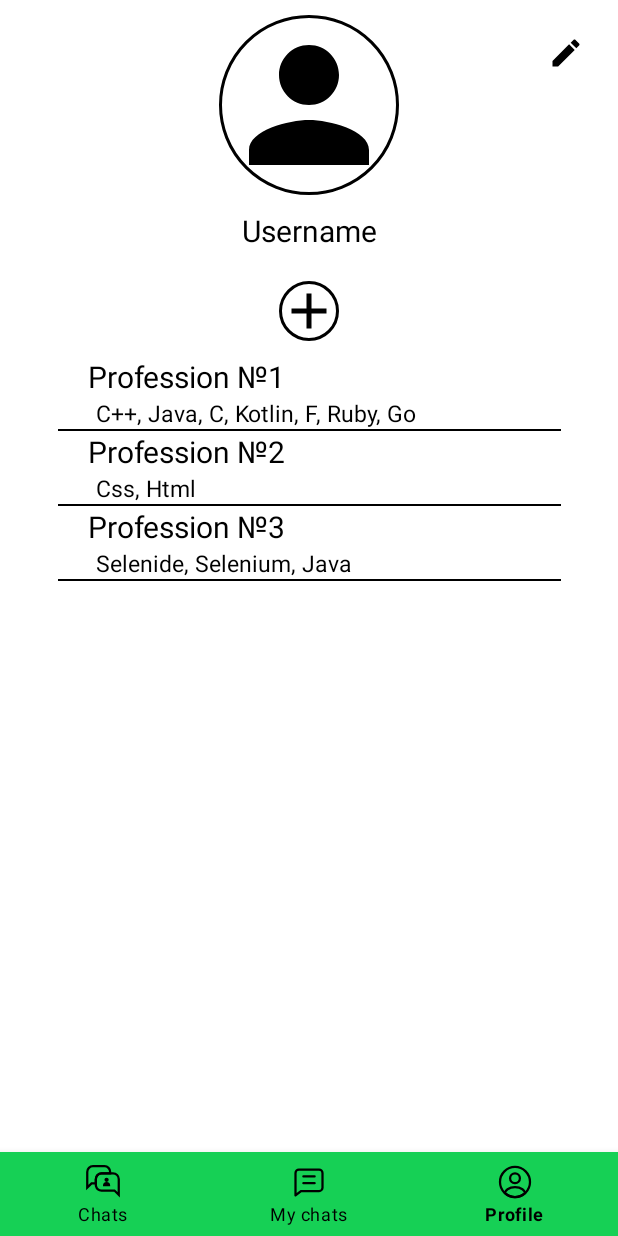
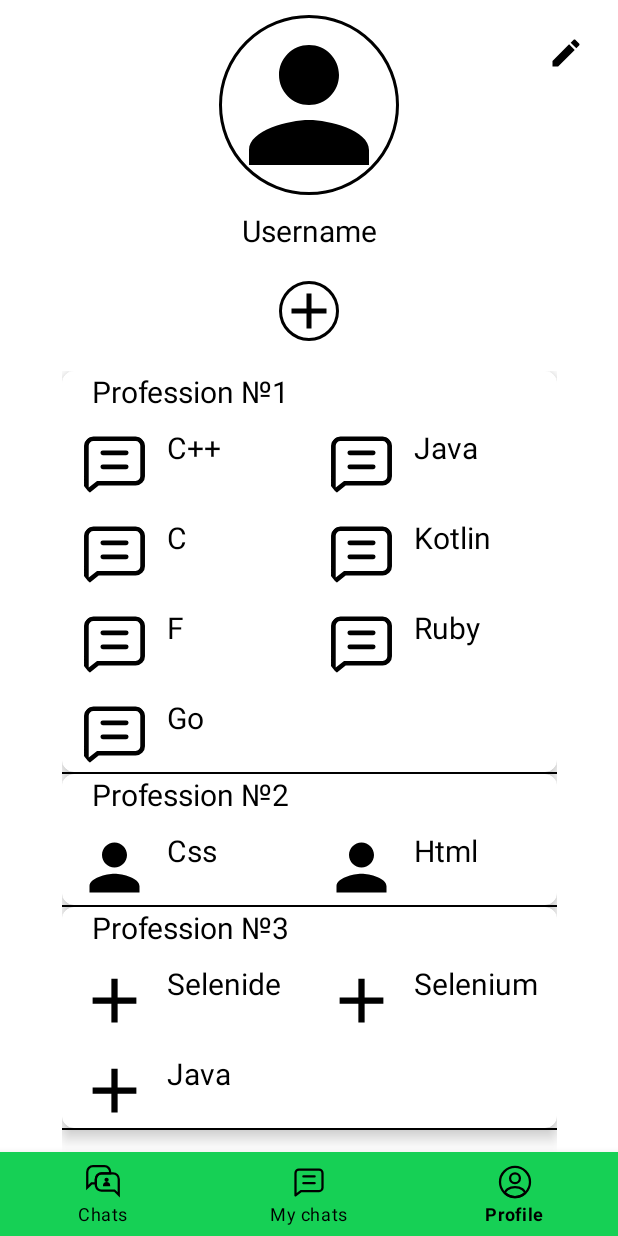
Before and after one commit to sold666/DevTalk, an Android app: the screen it shows after launch (MainActivity), item 3 of the bottom bar chosen, on a phone screen of 412 x 824 dp. Run offline under Robolectric (Android 15) with nearby library versions, the phone set to English and light mode, and no system bars; our stand-ins replace CircleImageView.

Commit message:
fixing profile

```diff
--- a/app/src/main/java/com/dev_talk/main/profile/ProfileChatsAdapter.kt
+++ b/app/src/main/java/com/dev_talk/main/profile/ProfileChatsAdapter.kt
@@ -3,17 +3,23 @@ package com.dev_talk.main.profile
 import android.view.LayoutInflater
 import android.view.View
 import android.view.ViewGroup
+import android.widget.LinearLayout
+import android.widget.RelativeLayout
 import android.widget.TextView
+import androidx.recyclerview.widget.GridLayoutManager
 import androidx.recyclerview.widget.RecyclerView
 import com.dev_talk.main.R
+import com.dev_talk.main.structures.Chat
 import com.dev_talk.main.structures.Profession
+
 
 class ProfileChatsAdapter(
     private val professions: List<Profession>
 ) : RecyclerView.Adapter<ProfileChatsAdapter.ChatItemViewHolder>() {
+
     override fun onCreateViewHolder(parent: ViewGroup, viewType: Int): ChatItemViewHolder {
         return ChatItemViewHolder(
-            LayoutInflater.from(parent.context).inflate(R.layout.profile_chat_item, null)
+            LayoutInflater.from(parent.context).inflate(R.layout.profile_chat_parent_item, null)
         )
     }
 
@@ -24,23 +30,14 @@ class ProfileChatsAdapter(
     }
 
     class ChatItemViewHolder(itemView: View) : RecyclerView.ViewHolder(itemView) {
+        private val nestedRecyclerView:RecyclerView = itemView.findViewById(R.id.tags_list)
         private val profession: TextView = itemView.findViewById(R.id.profession)
-        private val tags: TextView = itemView.findViewById(R.id.tags)
-
         fun bind(chat: Profession) {
             profession.text = chat.profession
-            tags.text = getChatsText(chat)
-        }
-
-        private fun getChatsText(src: Profession): String {
-            var allTags = ""
-            for ((index, chat) in src.chats.withIndex()) {
-                allTags += chat.tags
-                if (index != src.chats.size - 1) {
-                    allTags += ", "
-                }
-            }
-            return allTags
+            profession.text = chat.profession
+            nestedRecyclerView.layoutManager = GridLayoutManager(itemView.context, 2)
+            nestedRecyclerView.setHasFixedSize(true)
+            nestedRecyclerView.adapter = ProfileChatsItemAdapter(chat.chats)
         }
     }
 }
--- /dev/null
+++ b/app/src/main/java/com/dev_talk/main/profile/ProfileChatsItemAdapter.kt
@@ -0,0 +1,36 @@
+package com.dev_talk.main.profile
+
+import android.view.LayoutInflater
+import android.view.View
+import android.view.ViewGroup
+import android.widget.TextView
+import androidx.recyclerview.widget.RecyclerView
+import com.dev_talk.main.R
+import com.dev_talk.main.structures.Chat
+import de.hdodenhof.circleimageview.CircleImageView
+
+class ProfileChatsItemAdapter (
+    private val chats: List<Chat>
+) : RecyclerView.Adapter<ProfileChatsItemAdapter.ChatItemViewHolder>() {
+    override fun onCreateViewHolder(parent: ViewGroup, viewType: Int): ChatItemViewHolder {
+        return ChatItemViewHolder(
+            LayoutInflater.from(parent.context).inflate(R.layout.profile_chat_child_item, null)
+        )
+    }
+
+    override fun getItemCount() = chats.size
+
+    override fun onBindViewHolder(holder: ChatItemViewHolder, position: Int) {
+        holder.bind(chats[position])
+    }
+
+    class ChatItemViewHolder(itemView: View) : RecyclerView.ViewHolder(itemView) {
+        private val icon: CircleImageView = itemView.findViewById(R.id.tag_image)
+        private val tags: TextView = itemView.findViewById(R.id.tag)
+
+        fun bind(chat: Chat) {
+            tags.text = chat.tags
+            icon.setImageResource(chat.icon)
+        }
+    }
+}
--- a/app/src/main/java/com/dev_talk/main/profile/ProfileFragment.kt
+++ b/app/src/main/java/com/dev_talk/main/profile/ProfileFragment.kt
@@ -10,6 +10,7 @@ import androidx.core.content.ContextCompat
 import androidx.fragment.app.Fragment
 import androidx.recyclerview.widget.DividerItemDecoration
 import androidx.recyclerview.widget.LinearLayoutManager
+import androidx.recyclerview.widget.RecyclerView
 import com.dev_talk.main.databinding.FragmentProfileBinding
 import com.dev_talk.main.structures.Profession
 
@@ -38,9 +39,12 @@ class ProfileFragment : Fragment() {
             } else {
                 arguments?.getParcelableArrayList(DEFAULT_LIST_PROFESSIONS_KEY)!!
             }
+            val manager = LinearLayoutManager(context)
+            manager.orientation = RecyclerView.VERTICAL
             myChats.apply {
                 adapter = ProfileChatsAdapter(professions)
-                layoutManager = LinearLayoutManager(context)
+                setHasFixedSize(true)
+                layoutManager = manager
                 addItemDecoration(getRecyclerViewDivider(context))
             }
         }
--- a/app/src/main/res/layout/fragment_profile.xml
+++ b/app/src/main/res/layout/fragment_profile.xml
@@ -60,7 +60,8 @@
 
     <androidx.recyclerview.widget.RecyclerView
         android:layout_width="wrap_content"
-        android:layout_height="wrap_content"
+        android:layout_height="0dp"
+        app:layout_constraintBottom_toBottomOf="parent"
         android:id="@+id/my_chats"
         app:layout_constraintRight_toRightOf="parent"
         app:layout_constraintLeft_toLeftOf="parent"
--- /dev/null
+++ b/app/src/main/res/layout/profile_chat_child_item.xml
@@ -0,0 +1,35 @@
+<?xml version="1.0" encoding="utf-8"?>
+<androidx.constraintlayout.widget.ConstraintLayout
+    android:layout_width="match_parent"
+    android:layout_height="match_parent"
+    xmlns:app="http://schemas.android.com/apk/res-auto"
+    xmlns:tools="http://schemas.android.com/tools"
+    xmlns:android="http://schemas.android.com/apk/res/android">
+
+        <de.hdodenhof.circleimageview.CircleImageView
+            android:id="@+id/tag_image"
+            android:layout_width="50dp"
+            android:layout_height="50dp"
+            android:layout_marginStart="10dp"
+            android:layout_marginTop="10dp"
+            app:layout_constraintLeft_toLeftOf="parent"
+            app:layout_constraintTop_toTopOf="parent"
+            tools:src="@drawable/ic_default_person" />
+
+        <TextView
+            android:id="@+id/tag"
+            android:layout_width="wrap_content"
+            android:layout_height="wrap_content"
+            android:textColor="@color/black"
+            android:textSize="20sp"
+            android:ellipsize="end"
+            android:maxLines="1"
+            app:layout_constrainedWidth="true"
+            android:layout_marginEnd="10dp"
+            android:layout_marginStart="10dp"
+            app:layout_constraintHorizontal_bias="0"
+            app:layout_constraintRight_toRightOf="parent"
+            app:layout_constraintLeft_toRightOf="@id/tag_image"
+            app:layout_constraintTop_toTopOf="@id/tag_image"
+            tools:text="Tag" />
+</androidx.constraintlayout.widget.ConstraintLayout>
--- a/app/src/main/res/layout/profile_chat_item.xml
+++ /dev/null
@@ -1,41 +0,0 @@
-<?xml version="1.0" encoding="utf-8"?>
-<androidx.constraintlayout.widget.ConstraintLayout xmlns:android="http://schemas.android.com/apk/res/android"
-    android:layout_width="match_parent"
-    android:layout_height="match_parent"
-    xmlns:app="http://schemas.android.com/apk/res-auto"
-    xmlns:tools="http://schemas.android.com/tools">
-
-    <TextView
-        android:id="@+id/profession"
-        android:layout_width="300dp"
-        android:layout_marginEnd="10dp"
-        android:layout_marginStart="20dp"
-        android:ellipsize="end"
-        android:maxLines="1"
-        android:textSize="20sp"
-        app:layout_constraintHorizontal_bias="0"
-        android:layout_height="wrap_content"
-        app:layout_constraintLeft_toLeftOf="parent"
-        app:layout_constraintRight_toRightOf="parent"
-        app:layout_constraintTop_toTopOf="parent"
-        app:layout_constraintBottom_toTopOf="@id/tags"
-        android:textColor="@color/black"
-        tools:text="Profession 1" />
-
-    <TextView
-        android:id="@+id/tags"
-        android:layout_width="300dp"
-        android:layout_height="wrap_content"
-        app:layout_constraintHorizontal_bias="0"
-        android:layout_marginEnd="10dp"
-        android:layout_marginStart="25dp"
-        app:layout_constraintLeft_toLeftOf="parent"
-        app:layout_constraintRight_toRightOf="parent"
-        android:ellipsize="end"
-        android:maxLines="3"
-        android:textColor="@color/black"
-        android:textSize="15sp"
-        tools:text="Tag 1, tag 2, Tag 3"
-        app:layout_constraintTop_toBottomOf="@id/profession" />
-
-</androidx.constraintlayout.widget.ConstraintLayout>
--- /dev/null
+++ b/app/src/main/res/layout/profile_chat_parent_item.xml
@@ -0,0 +1,41 @@
+<?xml version="1.0" encoding="utf-8"?>
+<androidx.cardview.widget.CardView xmlns:android="http://schemas.android.com/apk/res/android"
+xmlns:tools="http://schemas.android.com/tools"
+android:layout_width="match_parent"
+android:layout_height="wrap_content"
+android:layout_margin="10dp"
+xmlns:app="http://schemas.android.com/apk/res-auto"
+app:cardCornerRadius="8dp"
+android:minHeight="70dp"
+app:cardElevation="6dp">
+
+<LinearLayout
+    android:id="@+id/profession_container"
+    android:layout_width="match_parent"
+    android:layout_height="wrap_content"
+    android:orientation="vertical" >
+
+    <TextView
+        android:id="@+id/profession"
+        android:layout_width="300dp"
+        android:layout_marginEnd="10dp"
+        android:layout_marginStart="20dp"
+        android:ellipsize="end"
+        android:maxLines="1"
+        android:textSize="20sp"
+        app:layout_constraintHorizontal_bias="0"
+        android:layout_height="wrap_content"
+        app:layout_constraintLeft_toLeftOf="parent"
+        app:layout_constraintRight_toRightOf="parent"
+        app:layout_constraintTop_toTopOf="parent"
+        app:layout_constraintBottom_toTopOf="@id/tags_list"
+        android:textColor="@color/black"
+        tools:text="Profession 1" />
+
+    <androidx.recyclerview.widget.RecyclerView
+        android:id="@+id/tags_list"
+        android:layout_width="match_parent"
+        android:layout_height="wrap_content" />
+</LinearLayout>
+
+</androidx.cardview.widget.CardView>
```
Also changed, not shown: app/src/main/res/layout/default_chat_item.xml (line endings or trailing spaces), app/src/main/res/layout/fragment_personal_chat_list.xml (line endings or trailing spaces), app/src/main/res/values/themes.xml (line endings or trailing spaces).
